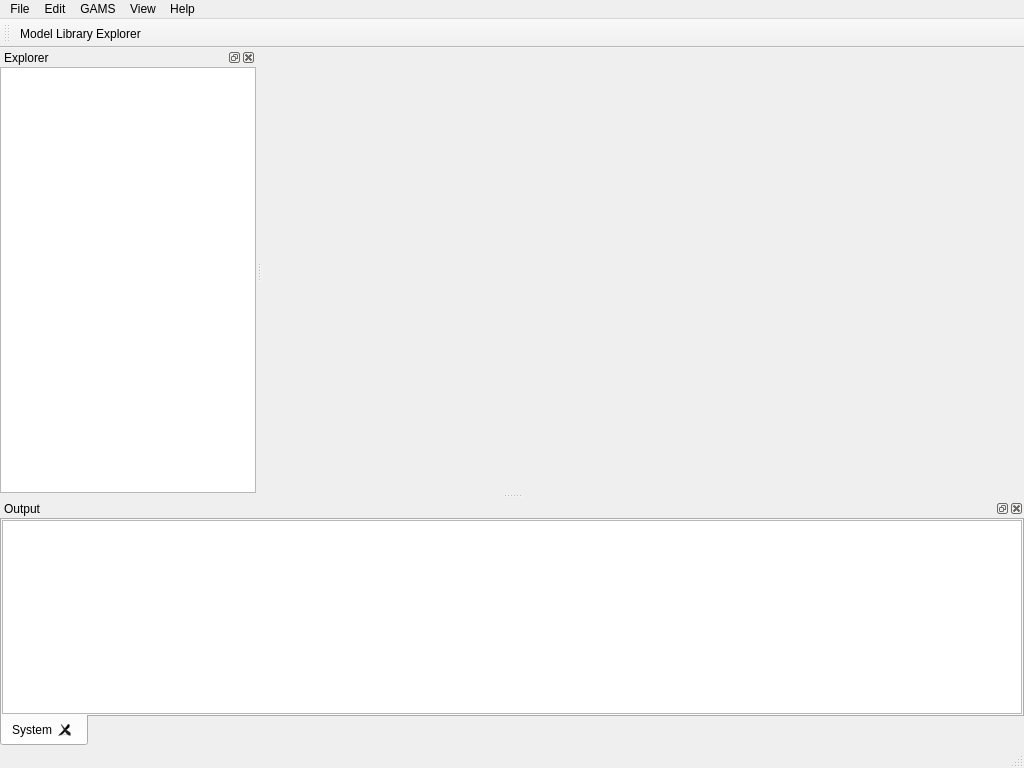
Old version of the form src/mainwindow.ui in the repository GAMS-dev/studio.
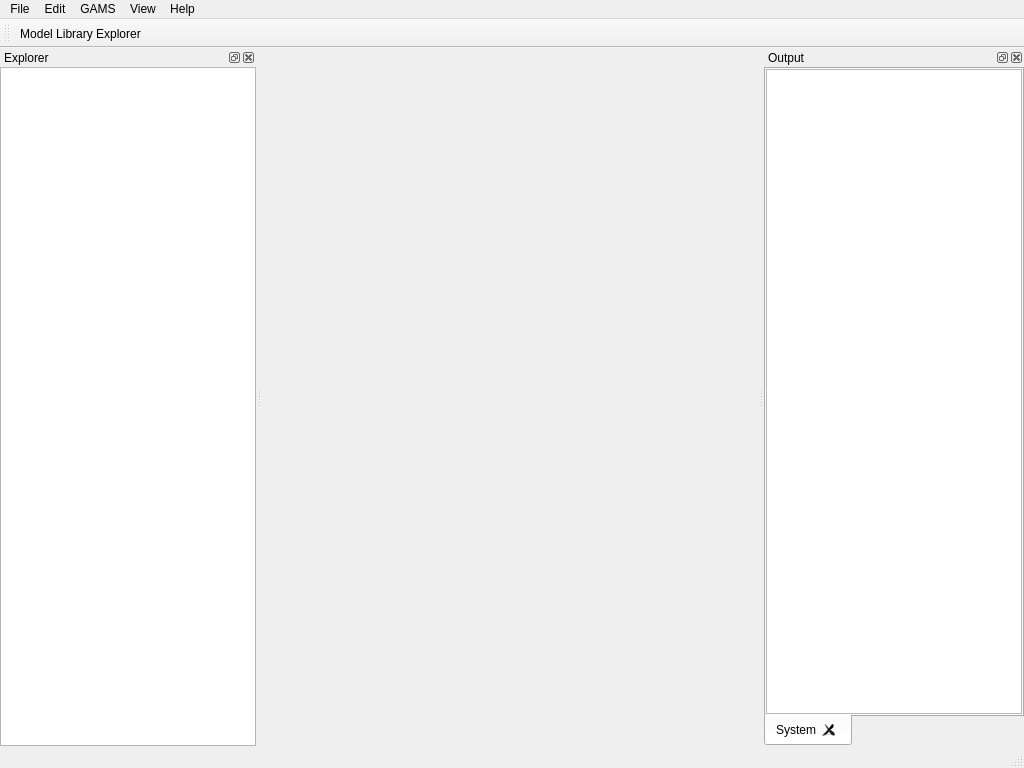
New version of the form. Icons and pictures are not drawn.

Commit message:
moved default output widget location to right dock,
added default setting values for views (fixes missing widgets on settings reset)

```diff
--- a/src/mainwindow.ui
+++ b/src/mainwindow.ui
@@ -290,7 +290,7 @@
     <string>Output</string>
    </property>
    <attribute name="dockWidgetArea">
-    <number>8</number>
+    <number>2</number>
    </attribute>
    <widget class="QWidget" name="dockWidgetContents_4">
     <layout class="QHBoxLayout" name="horizontalLayout_3">
```
The commit also changes 1 other file.
